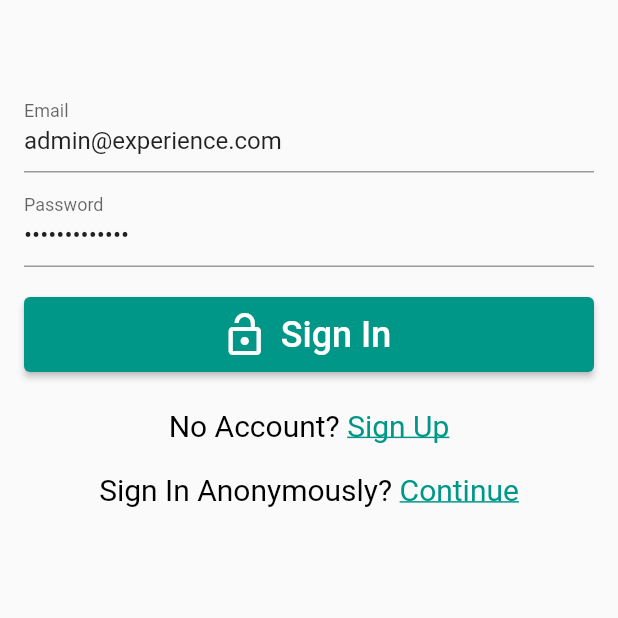
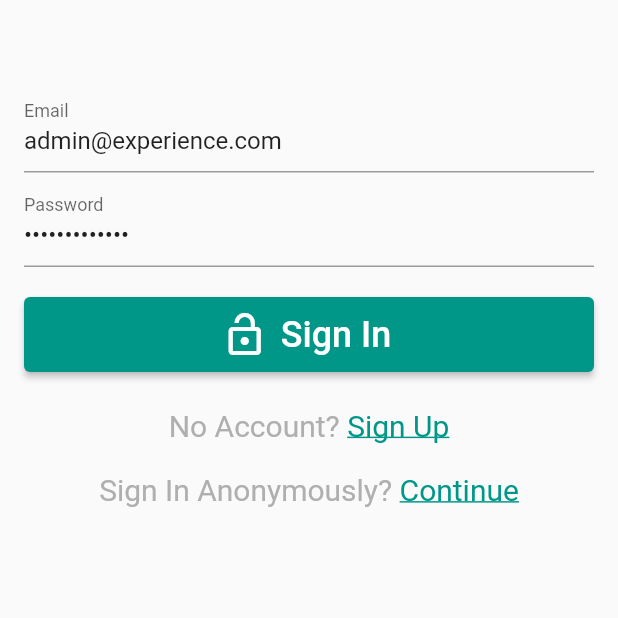
Before and after one commit to RicardoQ-Romeijn/ProyectoFCT, a Flutter app: the screen it shows after launch, on a phone screen of 412 x 824 dp, the top half of it. Run offline on Flutter 3.47's test engine with Material 2 defaults, Android fonts, the phone set to English and light mode, and no system bars; our stand-ins replace cloud_firestore, email_validator, firebase_auth, firebase_core, geolocator, shared_preferences; missing offline and left inert: folding_cell; accounts and stored records are empty.

Commit message:
Changed Text Color for SignIn/SignUp

```diff
--- a/lib/Login/SignInPage.dart
+++ b/lib/Login/SignInPage.dart
@@ -67,7 +67,7 @@ class _SignInWidgetState extends State<SignInWidget> {
           SizedBox(height: 24),
           RichText(
             text: TextSpan(
-              style: TextStyle(color: Colors.black, fontSize: 20),
+              style: TextStyle(color: Color.fromARGB(255, 175, 175, 175), fontSize: 20),
               text: 'No Account? ',
               children: [
                 TextSpan(
@@ -81,7 +81,7 @@ class _SignInWidgetState extends State<SignInWidget> {
           SizedBox(height: 20),
           RichText(
             text: TextSpan(
-              style: TextStyle(color: Colors.black, fontSize: 20),
+              style: TextStyle(color: Color.fromARGB(255, 175, 175, 175), fontSize: 20),
               text: 'Sign In Anonymously? ',
               children: [
                 TextSpan(
--- a/lib/Login/SignUpPage.dart
+++ b/lib/Login/SignUpPage.dart
@@ -75,7 +75,7 @@ class _LoginWidgetState extends State<SignUpWidget> {
             SizedBox(height: 24),
             RichText(
               text: TextSpan(
-                style: TextStyle(color: Colors.black, fontSize: 20),
+                style: TextStyle(color: Color.fromARGB(255, 175, 175, 175), fontSize: 20),
                 text: 'Already have an account? ',
                 children: [
                   TextSpan(
```
